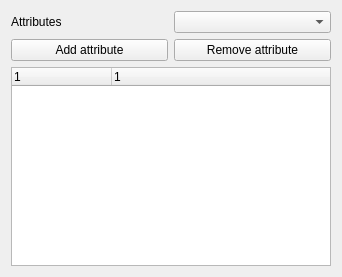
First picture: the form in qgis/src/plugins/diagram_overlay/qgswkndiagramfactorywidgetbase.ui, repository sourcepole/qgis, before the edit.
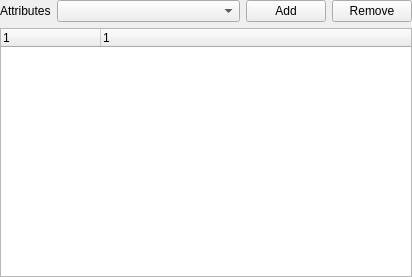
Second picture: the form after the edit.

Commit message: [FEATURE] UI cleanups in prep of using property lists. Main visual difference is that labels dont have property lists no in vec props

Patch:
```diff
--- a/qgis/src/plugins/diagram_overlay/qgswkndiagramfactorywidgetbase.ui
+++ b/qgis/src/plugins/diagram_overlay/qgswkndiagramfactorywidgetbase.ui
@@ -6,14 +6,17 @@
    <rect>
     <x>0</x>
     <y>0</y>
-    <width>342</width>
+    <width>412</width>
     <height>277</height>
    </rect>
   </property>
   <property name="windowTitle">
    <string>Form</string>
   </property>
-  <layout class="QGridLayout">
+  <layout class="QGridLayout" name="gridLayout">
+   <property name="margin">
+    <number>0</number>
+   </property>
    <item row="0" column="0">
     <layout class="QHBoxLayout">
      <property name="spacing">
@@ -30,19 +33,32 @@
       </widget>
      </item>
      <item>
-      <widget class="QComboBox" name="mAttributesComboBox"/>
+      <widget class="QComboBox" name="mAttributesComboBox">
+       <property name="sizePolicy">
+        <sizepolicy hsizetype="Expanding" vsizetype="Fixed">
+         <horstretch>0</horstretch>
+         <verstretch>0</verstretch>
+        </sizepolicy>
+       </property>
+      </widget>
      </item>
     </layout>
    </item>
-   <item row="1" column="0">
-    <layout class="QGridLayout">
-     <property name="margin">
-      <number>0</number>
+   <item row="0" column="1">
+    <widget class="QPushButton" name="mAddPushButton">
+     <property name="text">
+      <string>Add</string>
      </property>
-     <property name="spacing">
-      <number>6</number>
+    </widget>
+   </item>
+   <item row="0" column="2">
+    <widget class="QPushButton" name="mRemovePushButton">
+     <property name="text">
+      <string>Remove</string>
      </property>
-     <item row="1" column="0" colspan="2">
+    </widget>
+   </item>
+   <item row="1" column="0" colspan="3">
       <widget class="QTreeWidget" name="mAttributesTreeWidget">
        <property name="columnCount">
         <number>2</number>
@@ -58,22 +74,6 @@
         </property>
        </column>
       </widget>
-     </item>
-     <item row="0" column="1">
-      <widget class="QPushButton" name="mRemovePushButton">
-       <property name="text">
-        <string>Remove attribute</string>
-       </property>
-      </widget>
-     </item>
-     <item row="0" column="0">
-      <widget class="QPushButton" name="mAddPushButton">
-       <property name="text">
-        <string>Add attribute</string>
-       </property>
-      </widget>
-     </item>
-    </layout>
    </item>
   </layout>
  </widget>
```
Lines whose indentation alone changed are shown as unchanged. The commit also changes 7 other files.
